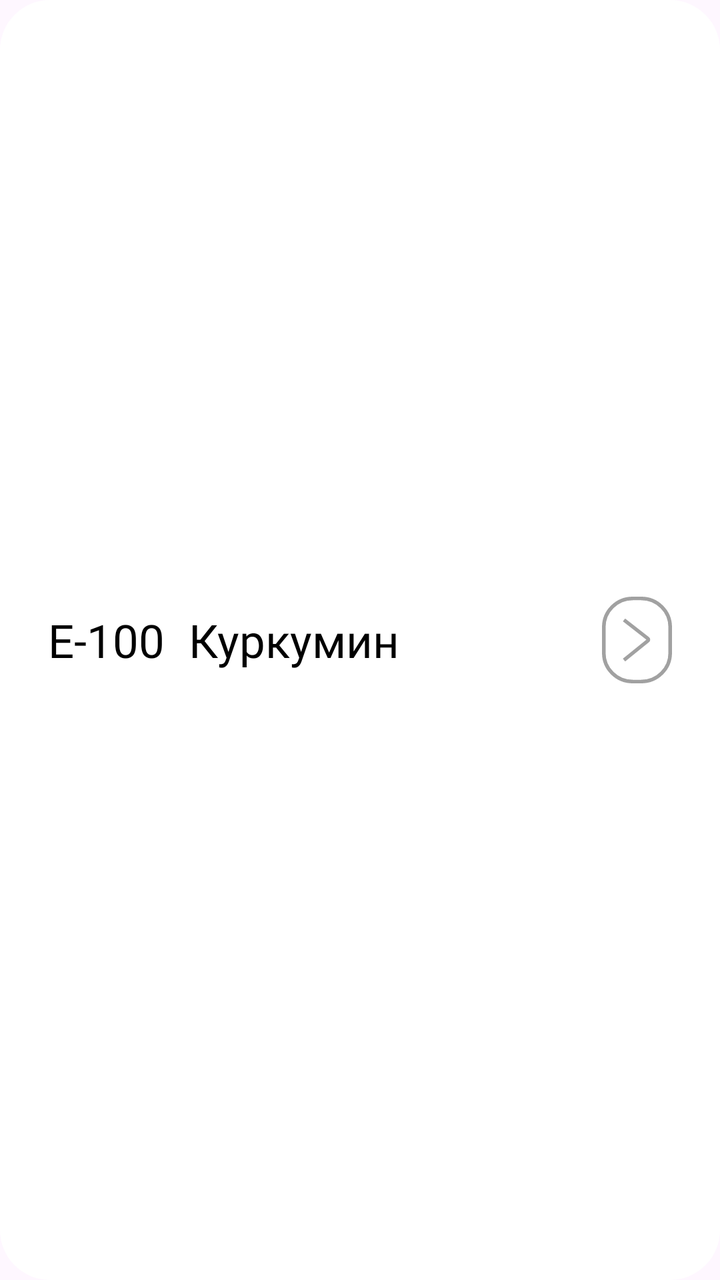
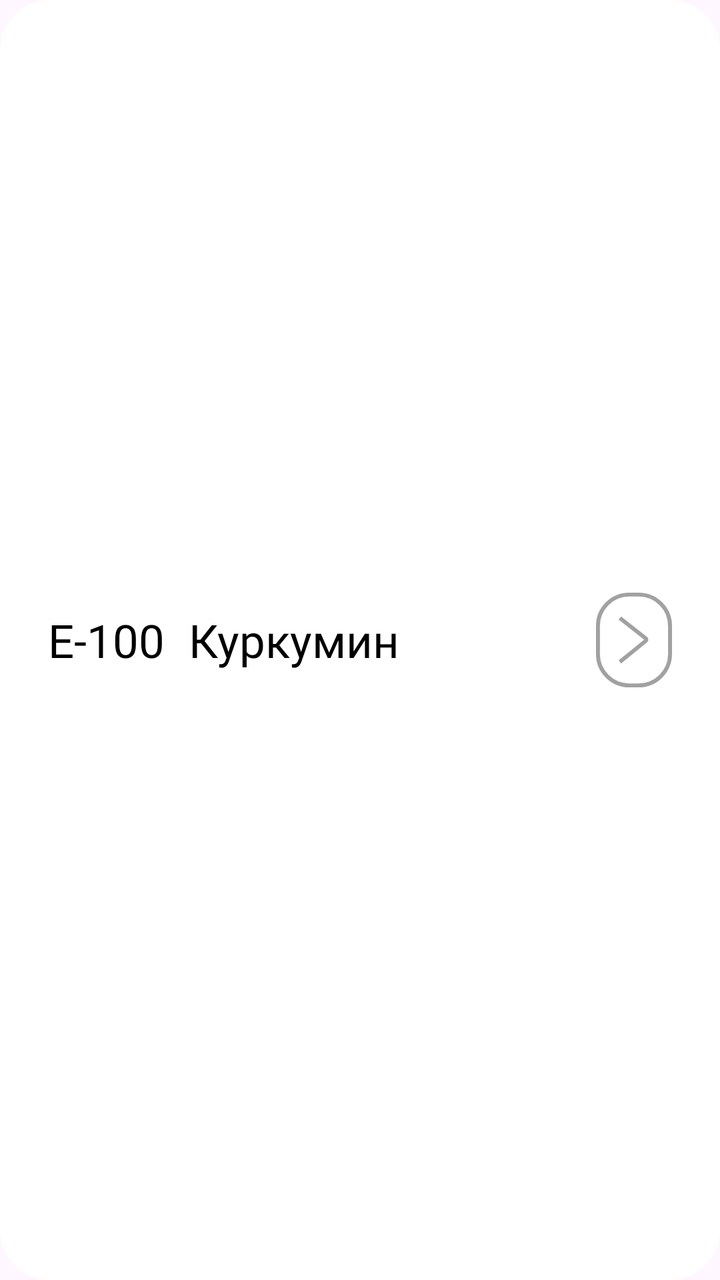

Compare the two renders of this Android layout. The source of the first and the diff that turns it into the second are given below.
<!-- AndroidManifest.xml: application theme Theme.CheckApp -->
<!-- res/layout/item_additive.xml -->
<?xml version="1.0" encoding="utf-8"?>
<androidx.constraintlayout.widget.ConstraintLayout xmlns:android="http://schemas.android.com/apk/res/android"
    xmlns:app="http://schemas.android.com/apk/res-auto"
    android:layout_width="match_parent"
    android:layout_height="86dp"
    android:layout_marginBottom="8dp"
    android:background="@drawable/blocks_btns_style"
    android:paddingStart="24dp"
    android:paddingEnd="24dp">

    <TextView
        android:id="@+id/codeTextView"
        android:layout_width="wrap_content"
        android:layout_height="wrap_content"
        android:fontFamily="@font/geologica_auto_medium"
        android:text="E-100"
        android:textColor="#000000"
        android:textSize="23sp"
        app:layout_constraintBottom_toBottomOf="parent"
        app:layout_constraintStart_toStartOf="parent"
        app:layout_constraintTop_toTopOf="parent" />

    <TextView
        android:id="@+id/nameTextView"
        android:layout_width="0dp"
        android:layout_height="wrap_content"
        android:layout_marginStart="12dp"
        app:layout_goneMarginStart="0dp"
        android:fontFamily="@font/geologica_auto_medium"
        android:text="Куркумин"
        android:textColor="#000000"
        android:textSize="23sp"
        app:layout_constraintBottom_toBottomOf="parent"
        app:layout_constraintEnd_toStartOf="@id/arrowImageView"
        app:layout_constraintStart_toEndOf="@id/codeTextView"
        app:layout_constraintTop_toTopOf="parent" />

    <ImageView
        android:id="@+id/arrowImageView"
        android:layout_width="35dp"
        android:layout_height="44dp"
        android:src="@drawable/ic_see_desk"
        app:layout_constraintBottom_toBottomOf="parent"
        app:layout_constraintEnd_toEndOf="parent"
        app:layout_constraintTop_toTopOf="parent" />

</androidx.constraintlayout.widget.ConstraintLayout>
<!-- resources referenced by this layout -->
<resources>
  <!-- drawable blocks_btns_style (drawable) -->
  <?xml version="1.0" encoding="utf-8"?>
  <shape xmlns:android="http://schemas.android.com/apk/res/android">
      <solid android:color="@color/white"></solid>
      <corners android:topRightRadius="25dp" android:bottomRightRadius="25dp" android:bottomLeftRadius="25dp" android:topLeftRadius="25dp"></corners>
  
  </shape>
  <!-- drawable ic_see_desk (drawable) -->
  <vector xmlns:android="http://schemas.android.com/apk/res/android"
      android:width="97dp"
      android:height="121dp"
      android:viewportWidth="97"
      android:viewportHeight="121">
    <path
        android:pathData="M30.5,88.5L63.56,61.59C64.56,60.78 64.54,59.26 63.53,58.46L30.5,32.5M2.5,42.5C2.5,20.41 20.41,2.5 42.5,2.5H54.5C76.59,2.5 94.5,20.41 94.5,42.5V78.5C94.5,100.59 76.59,118.5 54.5,118.5H42.5C20.41,118.5 2.5,100.59 2.5,78.5V42.5Z"
        android:strokeWidth="5"
        android:fillColor="#00000000"
        android:strokeColor="#A1A1A1"/>
  </vector>
  <style name="Theme.CheckApp" parent="Base.Theme.CheckApp" />
  <color name="white">#FFFFFFFF</color>
  <style name="Base.Theme.CheckApp" parent="Theme.Material3.DayNight.NoActionBar">
          
          
      </style>
</resources>

<!-- the commit's change to res/layout/item_additive.xml (unified diff, before → after) -->
@@ -37,11 +37,15 @@
 
     <ImageView
         android:id="@+id/arrowImageView"
-        android:layout_width="35dp"
-        android:layout_height="44dp"
+        android:layout_width="38dp"
+        android:layout_height="48dp"
+        android:clickable="true"
+        android:focusable="true"
+        android:background="@drawable/btn_desk_selector"
         android:src="@drawable/ic_see_desk"
+        android:scaleType="fitCenter"
         app:layout_constraintBottom_toBottomOf="parent"
         app:layout_constraintEnd_toEndOf="parent"
-        app:layout_constraintTop_toTopOf="parent" />
+        app:layout_constraintTop_toTopOf="parent"/>
 
 </androidx.constraintlayout.widget.ConstraintLayout>
<!-- resource entries referenced after the edit -->
@@ -7,6 +7,19 @@
       <corners android:topRightRadius="25dp" android:bottomRightRadius="25dp" android:bottomLeftRadius="25dp" android:topLeftRadius="25dp"></corners>
   
   </shape>
+  <!-- drawable btn_desk_selector (drawable) -->
+  <?xml version="1.0" encoding="utf-8"?>
+  <selector xmlns:android="http://schemas.android.com/apk/res/android">
+          
+          <item android:state_pressed="true">
+              <shape android:shape="rectangle">
+                  <solid android:color="#A9A9A9" />
+                  
+                  <corners android:radius="20dp" />
+              </shape>
+          </item>
+          <item android:drawable="@android:color/transparent" />
+      </selector>
   <!-- drawable ic_see_desk (drawable) -->
   <vector xmlns:android="http://schemas.android.com/apk/res/android"
       android:width="97dp"
